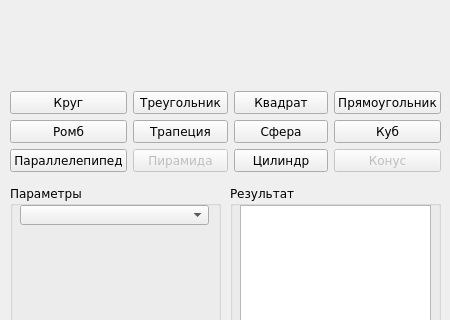
Qt form main_gui.ui (visor517/geometric_calculator) before a commit; both pictures show x 0 to 450 and y 195 to 515 of the 450 by 670 pixel window.
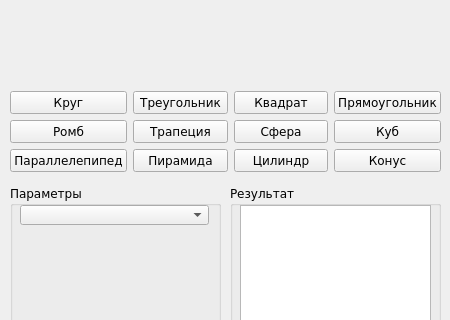
The same form after that commit.

Diff of the .ui file:
```diff
--- a/main_gui.ui
+++ b/main_gui.ui
@@ -157,7 +157,7 @@
      <item row="2" column="1">
       <widget class="QPushButton" name="pyramidButton">
        <property name="enabled">
-        <bool>false</bool>
+        <bool>true</bool>
        </property>
        <property name="text">
         <string>Пирамида</string>
@@ -177,7 +177,7 @@
      <item row="2" column="3">
       <widget class="QPushButton" name="coneButton">
        <property name="enabled">
-        <bool>false</bool>
+        <bool>true</bool>
        </property>
        <property name="text">
         <string>Конус</string>
```
